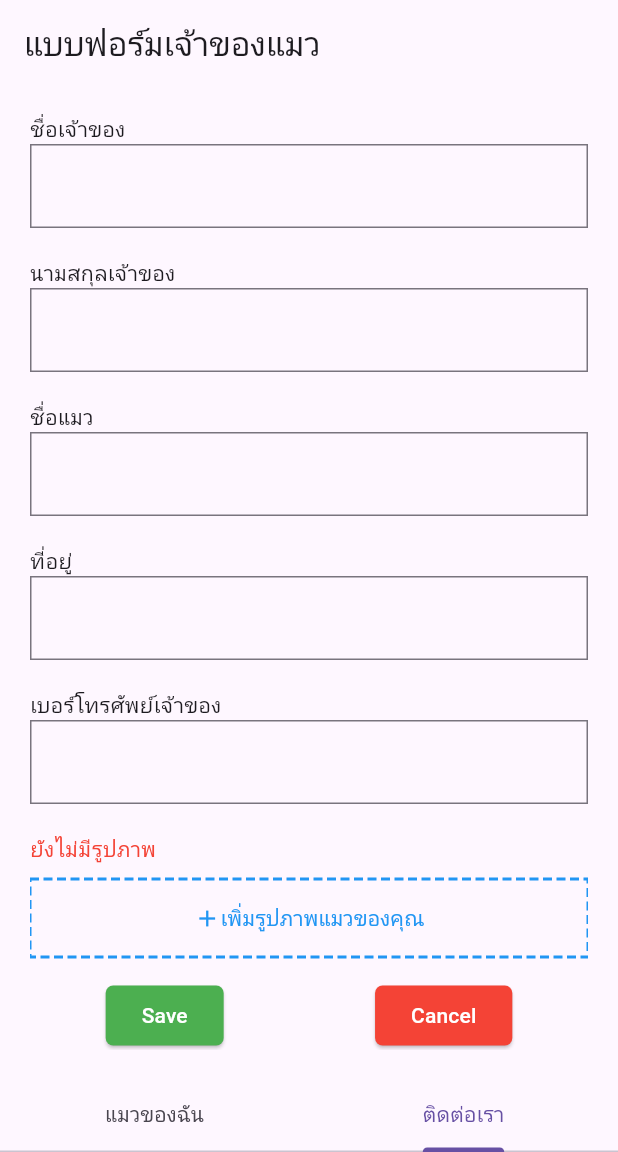
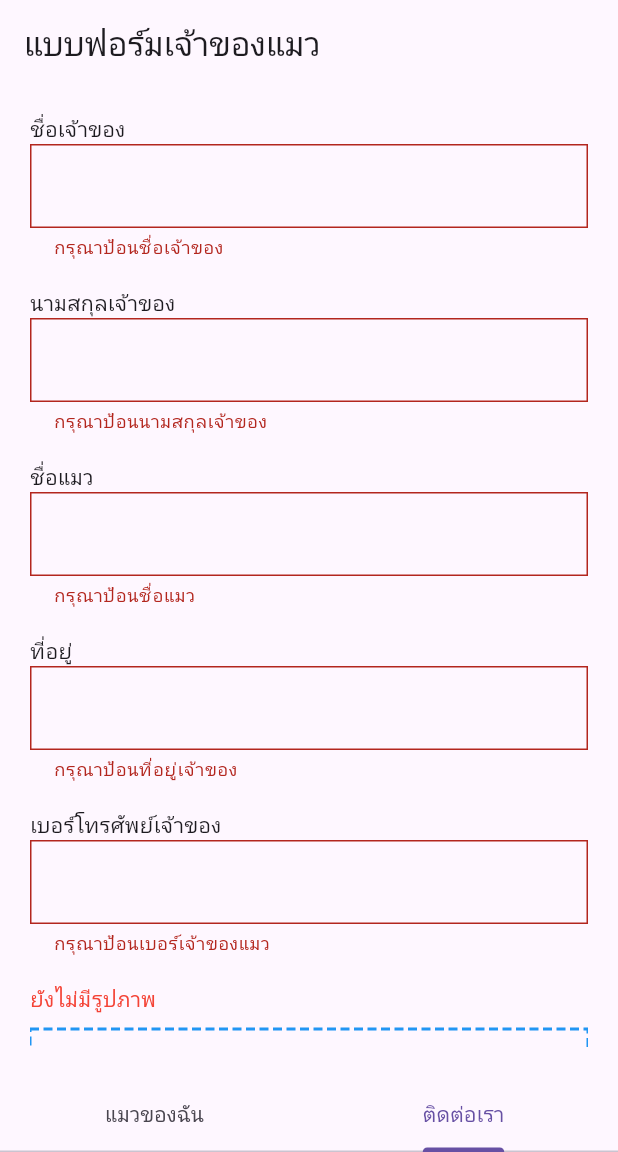
Before and after one commit to bulintni/catlicense, a Flutter app: the screen it shows after launch, tab 2 chosen, after a tap on "Save", on a phone screen of 412 x 824 dp, the part 84-1236 px from its top. Run offline on Flutter 3.47's test engine with Material 3 defaults, Android fonts, the phone set to English and light mode, and no system bars; drawn by our look-alikes of dotted_border; our stand-ins replace form_field_validator, image_picker.

Commit message:
Flutter update 24-08-2024

```diff
--- a/lib/Func/image_picker_helper.dart
+++ b/lib/Func/image_picker_helper.dart
@@ -5,9 +5,9 @@ import 'package:image_picker/image_picker.dart';
 class ImagePickerHelper {
   Future<File?> pickImage() async{
     //เข้าถึง ImpagePicker
-    final ImagePicker _picker = ImagePicker();
+    final ImagePicker picker = ImagePicker();
     //สถานที่ที่เข้าถึงคือ gallery
-    final XFile? image = await _picker.pickImage(source: ImageSource.gallery);
+    final XFile? image = await picker.pickImage(source: ImageSource.gallery);
 
     if(image != null){
       return File(image.path); //คืนค่ารูปภาพออกมา
@@ -19,7 +19,7 @@ class ImagePickerHelper {
   Future<File> saveImage(File imageFile) async {
     final directory = await getApplicationCacheDirectory();
     final String path = directory.path;
-    final String fileName = 'save_image.png';
+    const String fileName = 'save_image.png';
     final File savedFile = await imageFile.copy('$path/$fileName');
 
     return savedFile;
--- a/lib/main.dart
+++ b/lib/main.dart
@@ -9,7 +9,7 @@ void main() {
 }
 
 class MyApp extends StatelessWidget {
-  MyApp({super.key});
+  const MyApp({super.key});
 
   // This widget is the root of your application.
   @override
@@ -44,13 +44,13 @@ class _MyHomePageState extends State<MyHomePage> {
             padding: const EdgeInsets.all(8.0),
             child: Image.asset('assets/images/logo.png'), // ใส่โลโก้ตรงนี้
           ),
-          title: Text(
+          title: const Text(
             "CatApps",
             style: TextStyle(fontWeight: FontWeight.bold, color: Colors.white),
           ),
           backgroundColor: Colors.blue[200],
         ),
-        body: TabBarView(children: [Home(viewModel: widget.catViewModel), Formscreen()]),
+        body: TabBarView(children: [Home(viewModel: widget.catViewModel), const Formscreen()]),
         bottomNavigationBar: const TabBar(tabs: [
           Tab(
             text: "แมวของฉัน",
--- a/lib/screen/FormScreen.dart
+++ b/lib/screen/FormScreen.dart
@@ -3,6 +3,8 @@ import 'package:catlicense/model/catdata.dart';
 import 'package:dotted_border/dotted_border.dart';
 import 'package:flutter/material.dart';
 import 'dart:io';
+
+import 'package:form_field_validator/form_field_validator.dart';
 
 class Formscreen extends StatefulWidget {
   const Formscreen({super.key});
@@ -19,119 +21,138 @@ class _FormscreenState extends State<Formscreen> {
   Widget build(BuildContext context) {
     return Scaffold(
       appBar: AppBar(
-        title: Text("แบบฟอร์มเจ้าของแมว"),
+        title: const Text("แบบฟอร์มเจ้าของแมว"),
       ),
       body: Container(
-        padding: EdgeInsets.all(20),
+        padding: const EdgeInsets.all(20),
         child: Form(
             key: formKey,
             child: SingleChildScrollView(
               child: Column(
                 crossAxisAlignment: CrossAxisAlignment.start,
                 children: [
-                  Text(
+                  //ชื่อเจ้าของ
+                  const Text(
                     "ชื่อเจ้าของ",
                     style: TextStyle(fontSize: 14),
                   ),
                   TextFormField(
-                    decoration: InputDecoration(
+                    decoration: const InputDecoration(
                         border: OutlineInputBorder(
                             borderRadius: BorderRadius.zero)),
                     onSaved: (String? fname) {
                       ownerData.firstName = fname;
                     },
+                    validator:
+                        RequiredValidator(errorText: "กรุณาป้อนชื่อเจ้าของ").call,
                   ),
-                  SizedBox(
+                  const SizedBox(
                     height: 20,
                   ),
-                  Text(
+                  //นามสกุลเจ้าของ
+                  const Text(
                     "นามสกุลเจ้าของ",
                     style: TextStyle(fontSize: 14),
                   ),
                   TextFormField(
-                    decoration: InputDecoration(
+                    decoration: const InputDecoration(
                         border: OutlineInputBorder(
                             borderRadius: BorderRadius.zero)),
                     onSaved: (String? lname) {
                       ownerData.lastName = lname;
                     },
+                    validator:
+                        RequiredValidator(errorText: "กรุณาป้อนนามสกุลเจ้าของ").call,
                   ),
-                  SizedBox(
+                  const SizedBox(
                     height: 20,
                   ),
-                  Text(
+                  //ชื่อแมว
+                  const Text(
                     "ชื่อแมว",
                     style: TextStyle(fontSize: 14),
                   ),
                   TextFormField(
-                    decoration: InputDecoration(
+                    decoration: const InputDecoration(
                         border: OutlineInputBorder(
                             borderRadius: BorderRadius.zero)),
                     onSaved: (String? catName) {
                       ownerData.catName = catName;
                     },
+                    validator: RequiredValidator(errorText: "กรุณาป้อนชื่อแมว").call,
                   ),
-                  SizedBox(
+                  const SizedBox(
                     height: 20,
                   ),
-                  Text(
+                  //ที่อยู่
+                  const Text(
                     "ที่อยู่",
                     style: TextStyle(fontSize: 14),
                   ),
                   TextFormField(
-                    decoration: InputDecoration(
+                    decoration: const InputDecoration(
                         border: OutlineInputBorder(
                             borderRadius: BorderRadius.zero)),
                     onSaved: (String? address) {
                       ownerData.address = address;
                     },
+                    validator:
+                        RequiredValidator(errorText: "กรุณาป้อนที่อยู่เจ้าของ").call,
                   ),
-                  SizedBox(
+                  const SizedBox(
                     height: 20,
                   ),
-                  Text(
+                  //เบอร์โทรเจ้าของ
+                  const Text(
                     "เบอร์โทรศัพย์เจ้าของ",
                     style: TextStyle(fontSize: 14),
                   ),
                   TextFormField(
-                    decoration: InputDecoration(
+                    decoration: const InputDecoration(
                         border: OutlineInputBorder(
                             borderRadius: BorderRadius.zero)),
                     onSaved: (String? phoneNumber) {
                       ownerData.phoneNumber = phoneNumber;
                     },
+                    keyboardType: TextInputType.phone,
+                    validator: MultiValidator([
+                      RequiredValidator(errorText: "กรุณาป้อนเบอร์เจ้าของแมว"),
+                      PatternValidator(r'^(?:[+0]9)?[0-9]{10,12}$',
+                          errorText: "กรุณาใส่ตัวเลขที่ถูกต้อง")
+                    ]).call,
                   ),
 
-                  SizedBox(
+                  const SizedBox(
                     height: 20,
                   ),
 
                   //ช่อง upload รูป
 
-                  ownerData.catImages.length != 0
+                  ownerData.catImages.isNotEmpty
                       ? Text("จำนวนรูปภาพ ${ownerData.catImages.length}")
-                      : Text(
+                      : const Text(
                           "ยังไม่มีรูปภาพ",
                           style: TextStyle(color: Colors.red),
                         ),
 
-                  SizedBox(
+                  const SizedBox(
                     height: 10,
                   ),
                   DottedBorder(
                     color: Colors.blue,
                     strokeWidth: 2,
-                    dashPattern: [6, 3],
+                    dashPattern: const [6, 3],
                     child: TextButton(
                         onPressed: () async {
-                          File? imageFile = await _imagePickerHelper.pickImage();
-                          if(imageFile != null) {
+                          File? imageFile =
+                              await _imagePickerHelper.pickImage();
+                          if (imageFile != null) {
                             setState(() {
                               ownerData.catImages.add(imageFile.path);
                             });
                           }
                         },
-                        child: Row(
+                        child: const Row(
                           mainAxisAlignment: MainAxisAlignment.center,
                           children: [
                             Icon(
@@ -145,7 +166,7 @@ class _FormscreenState extends State<Formscreen> {
                           ],
                         )),
                   ),
-                  SizedBox(
+                  const SizedBox(
                     height: 15,
                   ),
                   //ปุ่มตกลง
@@ -158,10 +179,12 @@ class _FormscreenState extends State<Formscreen> {
                               shape: RoundedRectangleBorder(
                                   borderRadius: BorderRadius.circular(5))),
                           onPressed: () {
-                            formKey.currentState!.save();
-                            print('Save รูป path : ${ownerData.catImages}');
+                            if (formKey.currentState!.validate()) {
+                              formKey.currentState!.save();
+                              print('Save รูป path : ${ownerData.catImages}');
+                            }
                           },
-                          child: Text(
+                          child: const Text(
                             "Save",
                             style: TextStyle(color: Colors.white),
                           )),
@@ -173,7 +196,7 @@ class _FormscreenState extends State<Formscreen> {
                           onPressed: () {
                             Navigator.pop(context);
                           },
-                          child: Text(
+                          child: const Text(
                             "Cancel",
                             style: TextStyle(color: Colors.white),
                           )),
--- a/lib/screen/Home.dart
+++ b/lib/screen/Home.dart
@@ -19,6 +19,7 @@ class _HomeState extends State<Home> {
     super.initState();
     widget.viewModel.fetchCatsData();
   }
+  @override
   Widget build(BuildContext context) {
     //Data
     // final List<CatsData> catsdata = [
@@ -53,7 +54,7 @@ class _HomeState extends State<Home> {
     // ];
 
     return Container(
-      margin: EdgeInsets.all(10),
+      margin: const EdgeInsets.all(10),
       child: Column(
         mainAxisAlignment: MainAxisAlignment.start,
         crossAxisAlignment: CrossAxisAlignment.center,
@@ -75,10 +76,10 @@ class _HomeState extends State<Home> {
           ),
           Container(
             margin: const EdgeInsets.symmetric(horizontal: 10),
-            child: Row(
+            child: const Row(
               mainAxisAlignment: MainAxisAlignment.spaceBetween,
               children: [
-                const Text(
+                Text(
                   "My cats",
                   style: TextStyle(fontWeight: FontWeight.bold, fontSize: 24),
                 ),
@@ -93,7 +94,7 @@ class _HomeState extends State<Home> {
                 return Container(
                   child: Card(
                     elevation: 5,
-                    margin: EdgeInsets.all(10),
+                    margin: const EdgeInsets.all(10),
                     child: ListTile(
                         leading: CircleAvatar(
                           radius: 40,
@@ -101,7 +102,7 @@ class _HomeState extends State<Home> {
                         ),
                         title: Text(
                           "Cat Name : ${cat.catName}",
-                          style: TextStyle(fontWeight: FontWeight.bold),
+                          style: const TextStyle(fontWeight: FontWeight.bold),
                         ),
                         subtitle: Column(
                           crossAxisAlignment: CrossAxisAlignment.start,
@@ -119,22 +120,22 @@ class _HomeState extends State<Home> {
           Container(
             width: double.infinity,
             height: 50,
-            margin: EdgeInsets.symmetric(horizontal: 8),
+            margin: const EdgeInsets.symmetric(horizontal: 8),
             child: OutlinedButton(
               onPressed: () {
                 Navigator.push(context, MaterialPageRoute(builder: (context){
-                  return Formscreen();
+                  return const Formscreen();
                 }));
                 print('เพิ่มแมวใหม่');
               },
+              style: OutlinedButton.styleFrom(
+                  side: const BorderSide(color: Colors.black26),
+                  shape: RoundedRectangleBorder(
+                      borderRadius: BorderRadius.circular(5))),
               child: Row(
                 mainAxisAlignment: MainAxisAlignment.center,
                 children: [Icon(Icons.add), Text("เพิ่มแมวใหม่")],
               ),
-              style: OutlinedButton.styleFrom(
-                  side: BorderSide(color: Colors.black26),
-                  shape: RoundedRectangleBorder(
-                      borderRadius: BorderRadius.circular(5))),
             ),
           )
         ],
--- a/pubspec.yaml
+++ b/pubspec.yaml
@@ -42,6 +42,7 @@ dependencies:
   path: ^1.9.0
   dotted_border: ^2.0.0
   provider: ^6.1.2
+  form_field_validator: ^1.1.0
 
 dev_dependencies:
   flutter_test:
```
Also changed, not shown: pubspec.lock.
